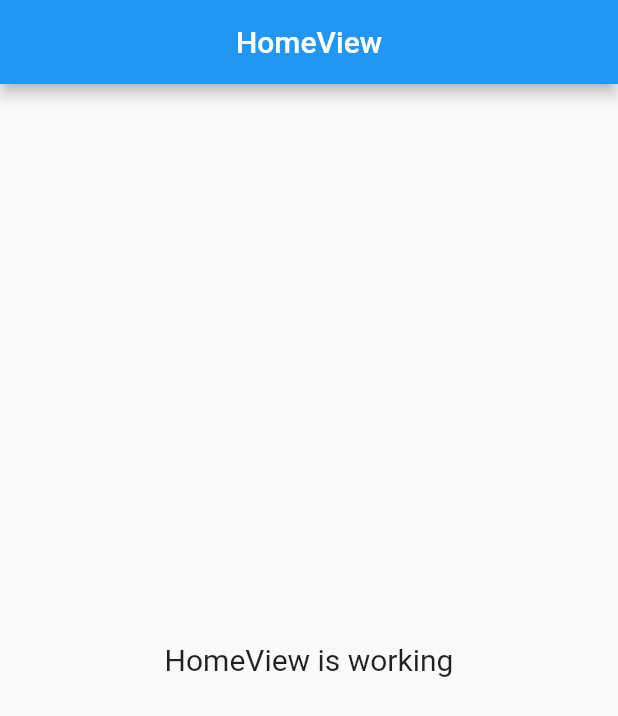
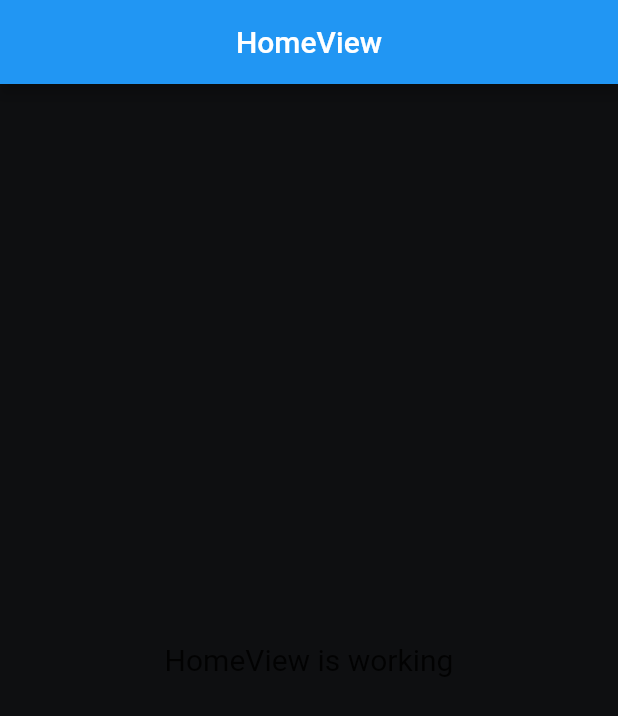
Before and after one commit to prateek601/movify, a Flutter app: the screen it shows after launch, on a phone screen of 412 x 824 dp. Shown: the top 716 px of the screen. Run offline on Flutter 3.47's test engine with Material 2 defaults, Android fonts, the phone set to English and light mode, and no system bars; our stand-ins replace dio, get.

Commit message:
add app theme

```diff
--- a/lib/main.dart
+++ b/lib/main.dart
@@ -1,5 +1,6 @@
 import 'package:flutter/material.dart';
 import 'package:get/get.dart';
+import 'package:movify_app/theme/app_theme.dart';
 
 import 'app/routes/app_pages.dart';
 
@@ -14,6 +15,7 @@ class MyApp extends StatelessWidget {
   Widget build(BuildContext context) {
     return GetMaterialApp(
       debugShowCheckedModeBanner: false,
+      theme: AppTheme.theme,
       initialRoute: Routes.home,
       getPages: AppPages.pages,
       defaultTransition: Transition.fade,
--- /dev/null
+++ b/lib/theme/app_colors.dart
@@ -0,0 +1,5 @@
+import 'package:flutter/material.dart';
+
+class AppColors {
+  static const backgroundColor = Color(0xff0e0f11);
+}
--- /dev/null
+++ b/lib/theme/app_theme.dart
@@ -0,0 +1,8 @@
+import 'package:flutter/material.dart';
+import 'package:movify_app/theme/app_colors.dart';
+
+class AppTheme {
+  static final theme = ThemeData(
+    scaffoldBackgroundColor: AppColors.backgroundColor,
+  );
+}
```
